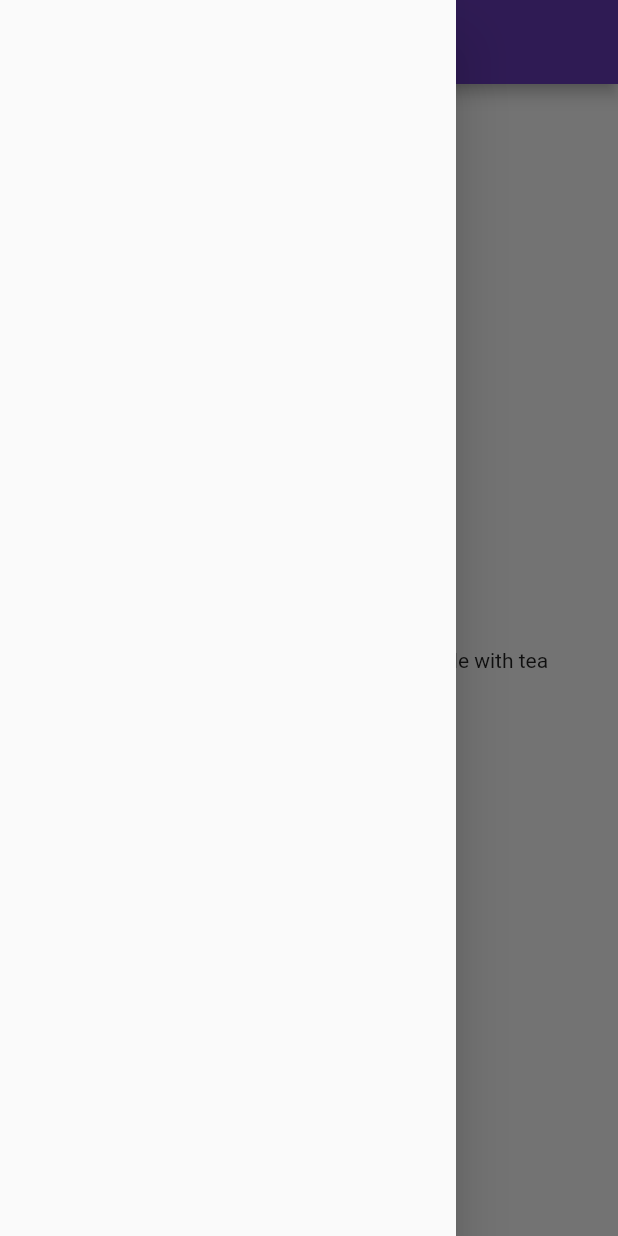
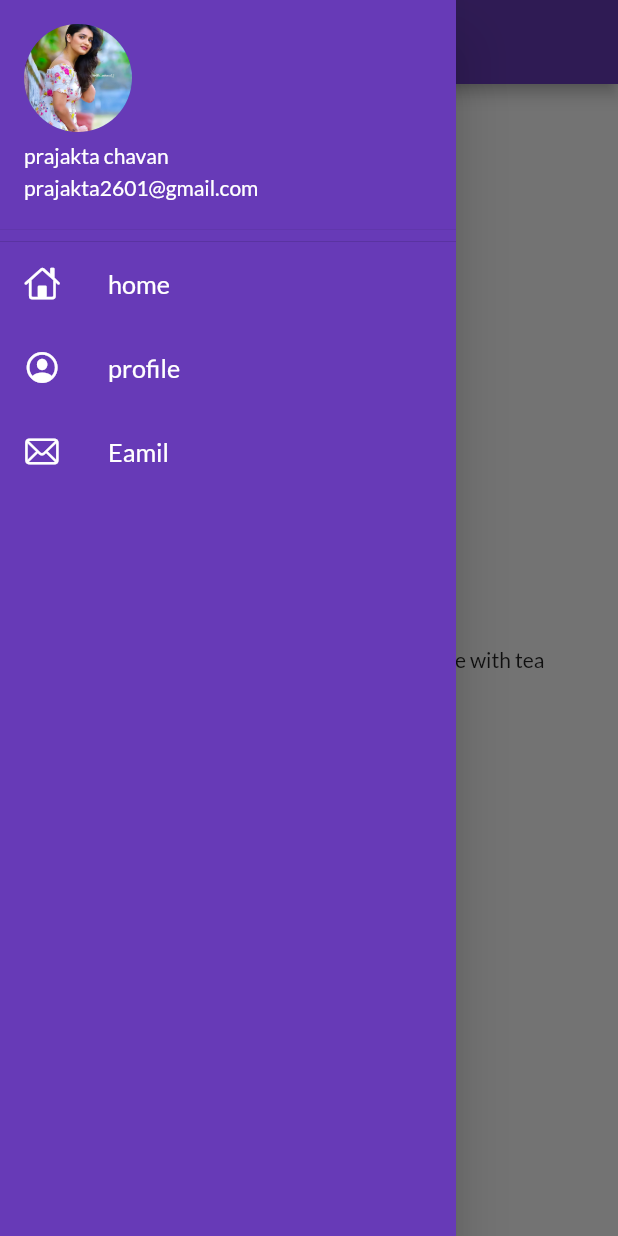
Before and after one commit to praju260100/30_days_of_flutter, a Flutter app: the screen it shows after launch, with the side drawer open, on a phone screen of 412 x 824 dp. Run offline on Flutter 3.47's test engine with Material 2 defaults, Android fonts, the phone set to English and light mode, and no system bars; our stand-ins replace google_fonts.

Commit message:
day9completed

```diff
--- a/lib/main.dart
+++ b/lib/main.dart
@@ -2,7 +2,8 @@ import 'package:flutter/material.dart';
 
 import 'package:flutter_catalog/pages/homepage.dart';
 import 'package:flutter_catalog/pages/loginpage.dart';
-import 'package:flutter_catalog/variable.dart';
+import 'package:flutter_catalog/utils/routes.dart';
+import 'package:google_fonts/google_fonts.dart';
 
 void main() {
   runApp(const MyApp());
@@ -14,16 +15,20 @@ class MyApp extends StatelessWidget {
   @override
   Widget build(BuildContext context) {
     return MaterialApp(
-      title: 'Flutter Demo',
       debugShowCheckedModeBanner: false,
       themeMode: ThemeMode.light,
-      theme: ThemeData(primarySwatch: Colors.deepPurple),
-      initialRoute: "/home",
+      theme: ThemeData(
+        primarySwatch: Colors.deepPurple,
+        fontFamily: GoogleFonts.lato().fontFamily,
+      ),
+      initialRoute: MyRoutes.homeRoute,
       routes: {
-        "/": (context) => const loginpage(),
-        "/home": (context) => const homepage(),
+        "/": (context) => LoginPage(),
+        MyRoutes.homeRoute: (context) => const homepage(),
+        MyRoutes.loginRoute: ((context) => LoginPage())
       },
-      //darkTheme: ThemeData(brightness: Brightness.dark),
-    ); //  home: const homepage());
+      darkTheme: ThemeData(brightness: Brightness.dark),
+    );
+    // home: const homepage());
   }
 }
--- a/lib/pages/homepage.dart
+++ b/lib/pages/homepage.dart
@@ -1,4 +1,5 @@
 import 'package:flutter/material.dart';
+import 'package:flutter_catalog/widget/drawer.dart';
 
 class homepage extends StatelessWidget {
   const homepage({super.key});
@@ -16,6 +17,6 @@ class homepage extends StatelessWidget {
           child: Container(
               child: Text("welcome to the $days days in flutter with $name")),
         ),
-        drawer: Drawer());
+        drawer: mydrawer());
   }
 }
--- /dev/null
+++ b/lib/utils/routes.dart
@@ -0,0 +1,4 @@
+class MyRoutes {
+  static String loginRoute = "/login";
+  static String homeRoute = "/home";
+}
--- /dev/null
+++ b/lib/widget/drawer.dart
@@ -0,0 +1,56 @@
+import 'dart:ui';
+
+import 'package:flutter/cupertino.dart';
+import 'package:flutter/material.dart';
+
+class mydrawer extends StatelessWidget {
+  const mydrawer({super.key});
+
+  @override
+  Widget build(BuildContext context) {
+    return Drawer(
+        child: Container(
+      color: Colors.deepPurple,
+      child: ListView(children: [
+        DrawerHeader(
+            padding: EdgeInsets.zero,
+            margin: EdgeInsets.zero,
+            child: UserAccountsDrawerHeader(
+                accountName: Text("prajakta chavan"),
+                accountEmail: Text("prajakta2601@gmail.com"),
+                currentAccountPicture: CircleAvatar(
+                    backgroundImage: AssetImage("assets/images/hruta.jpeg")))),
+        ListTile(
+            leading: Icon(
+              CupertinoIcons.home,
+              color: Colors.white,
+            ),
+            title: Text(
+              "home",
+              textScaleFactor: 1.2,
+              style: TextStyle(color: Colors.white),
+            )),
+        ListTile(
+            leading: Icon(
+              CupertinoIcons.profile_circled,
+              color: Colors.white,
+            ),
+            title: Text(
+              "profile",
+              textScaleFactor: 1.2,
+              style: TextStyle(color: Colors.white),
+            )),
+        ListTile(
+            leading: Icon(
+              CupertinoIcons.mail,
+              color: Colors.white,
+            ),
+            title: Text(
+              "Eamil",
+              textScaleFactor: 1.2,
+              style: TextStyle(color: Colors.white),
+            ))
+      ]),
+    ));
+  }
+}
```
Also changed, not shown: lib/pages/loginpage.dart (+88 -51 lines), pubspec.yaml (+6 -2 lines), assets/images/hruta.jpeg (added), assets/images/login.png (added), pubspec.lock, 1 other file.
